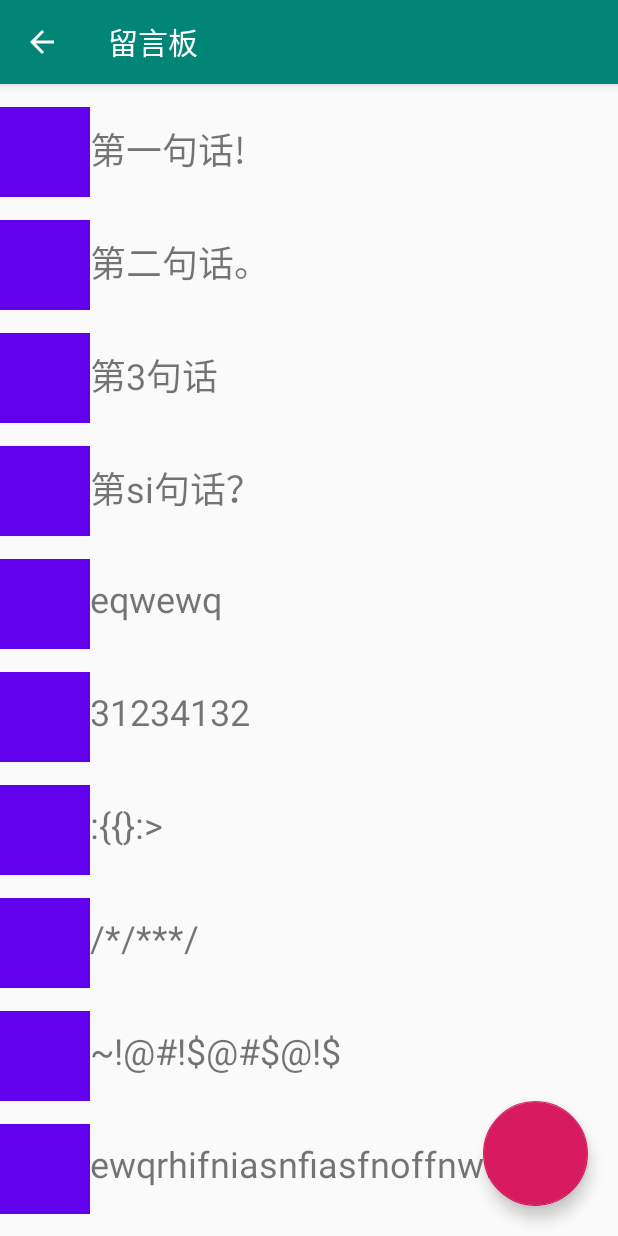
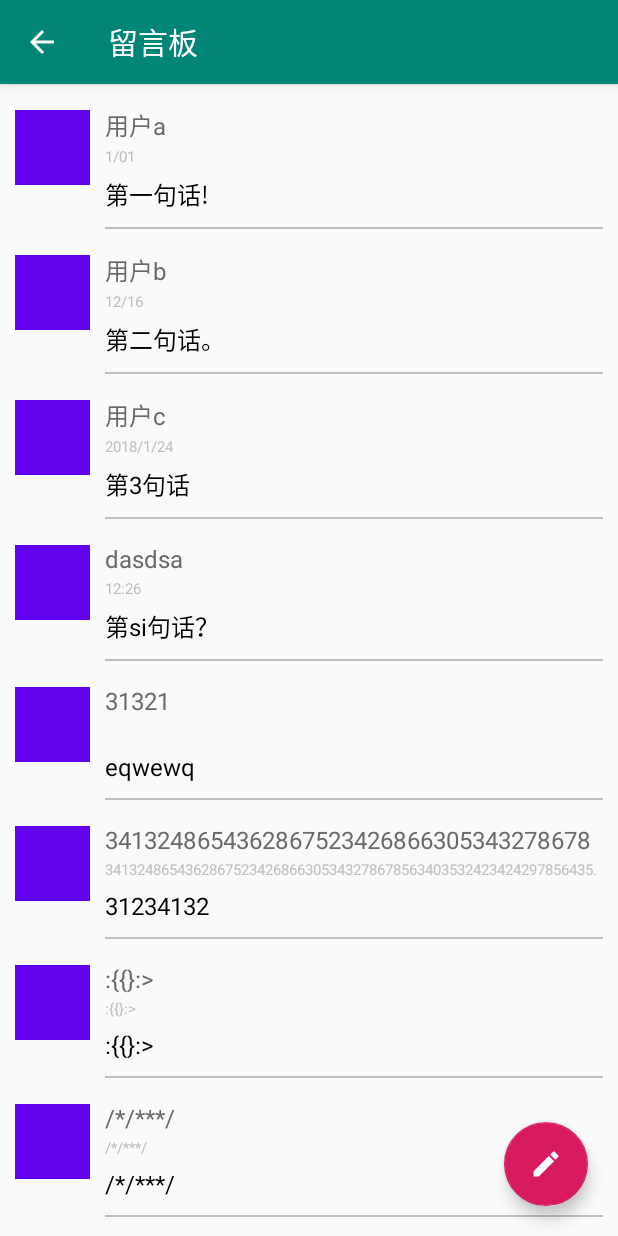
Before and after one commit to Boolleanl/Fun2048, an Android app: the MessageActivity screen opened directly, with no data from a screen before it, on a phone screen of 412 x 824 dp. Run offline under Robolectric (Android 15) with nearby library versions, the phone set to English and light mode, and no system bars; our stand-ins replace ButterKnife.

Commit message:
加入排行榜界面及代码

```diff
--- a/app/src/main/AndroidManifest.xml
+++ b/app/src/main/AndroidManifest.xml
@@ -35,6 +35,10 @@
             android:name=".MessageActivity"
             android:label="留言板"
             android:parentActivityName=".MainActivity"></activity>
+        <activity
+            android:name=".RankActivity"
+            android:label="排行榜"
+            android:parentActivityName=".MainActivity"></activity>
     </application>
 
 </manifest>
--- a/app/src/main/java/com/boollean/fun2048/MainActivity.java
+++ b/app/src/main/java/com/boollean/fun2048/MainActivity.java
@@ -282,8 +282,9 @@ public class MainActivity extends AppCompatActivity
         } else if (id == R.id.nav_message) {
             Intent intent = MessageActivity.newIntent(this);
             startActivity(intent);
-        } else if (id == R.id.nav_slideshow) {
-
+        } else if (id == R.id.nav_rank) {
+            Intent intent = RankActivity.newIntent(this);
+            startActivity(intent);
         } else if (id == R.id.nav_manage) {
 
         } else if (id == R.id.nav_share) {
--- a/app/src/main/java/com/boollean/fun2048/MessageActivity.java
+++ b/app/src/main/java/com/boollean/fun2048/MessageActivity.java
@@ -22,8 +22,8 @@ public class MessageActivity extends AppCompatActivity {
     FloatingActionButton floatingActionButton;
 
     public static Intent newIntent(Context context) {
-        Intent i = new Intent(context, MessageActivity.class);
-        return i;
+        Intent intent = new Intent(context, MessageActivity.class);
+        return intent;
     }
 
     @Override
--- a/app/src/main/java/com/boollean/fun2048/MessageAdapter.java
+++ b/app/src/main/java/com/boollean/fun2048/MessageAdapter.java
@@ -1,5 +1,6 @@
 package com.boollean.fun2048;
 
+import android.graphics.Bitmap;
 import android.view.LayoutInflater;
 import android.view.View;
 import android.view.ViewGroup;
@@ -13,9 +14,15 @@ import androidx.recyclerview.widget.RecyclerView;
 
 public class MessageAdapter extends RecyclerView.Adapter<MessageAdapter.ViewHolder> {
 
+    //private ArrayList<Bitmap> mImageList;
+    private ArrayList<String> mNameList;
+    private ArrayList<String> mDateList;
     private ArrayList<String> mMessageList;
 
-    public MessageAdapter(ArrayList<String> messageList) {
+
+    public MessageAdapter(ArrayList<String> nameList,ArrayList<String> dateList,ArrayList<String> messageList) {
+        mNameList = nameList;
+        mDateList = dateList;
         mMessageList = messageList;
     }
 
@@ -28,23 +35,33 @@ public class MessageAdapter extends RecyclerView.Adapter<MessageAdapter.ViewHold
 
     @Override
     public void onBindViewHolder(@NonNull ViewHolder holder, int position) {
-        String s = mMessageList.get(position);
-        holder.textView.setText(s);
+        String name = mNameList.get(position);
+        String date = mDateList.get(position);
+        String message = mMessageList.get(position);
+        holder.nameTextView.setText(name);
+        holder.dateTextView.setText(date);
+        holder.messageTextView.setText(message);
     }
 
     @Override
     public int getItemCount() {
-        return mMessageList.size();
+        return mNameList.size();
     }
 
     public class ViewHolder extends RecyclerView.ViewHolder {
         ImageView imageView;
-        TextView textView;
+        TextView nameTextView;
+        TextView dateTextView;
+        TextView messageTextView;
+        View view;
 
         public ViewHolder(@NonNull View itemView) {
             super(itemView);
-            imageView = itemView.findViewById(R.id.message_image_view);
-            textView = itemView.findViewById(R.id.message_text_view);
+            imageView = itemView.findViewById(R.id.message_box_image_view);
+            nameTextView = itemView.findViewById(R.id.message_box_name_text_view);
+            dateTextView = itemView.findViewById(R.id.message_box_date_text_view);
+            messageTextView = itemView.findViewById(R.id.message_box_message_text_view);
+            view = itemView.findViewById(R.id.message_box_bottom_line);
         }
     }
 }
--- a/app/src/main/java/com/boollean/fun2048/MessageFragment.java
+++ b/app/src/main/java/com/boollean/fun2048/MessageFragment.java
@@ -20,6 +20,8 @@ public class MessageFragment extends Fragment {
     RecyclerView recyclerView;
 
     private MessageAdapter adapter;
+    private ArrayList<String> nameList = new ArrayList<>();
+    private ArrayList<String> dateList = new ArrayList<>();
     private ArrayList<String> messageList = new ArrayList<>();
 
     public static MessageFragment newInstance() {
@@ -29,8 +31,11 @@ public class MessageFragment extends Fragment {
     @Override
     public void onCreate(@Nullable Bundle savedInstanceState) {
         super.onCreate(savedInstanceState);
+        initName();
+        initDate();
         initMessage();
     }
+
 
     @Nullable
     @Override
@@ -39,6 +44,61 @@ public class MessageFragment extends Fragment {
         ButterKnife.bind(this, view);
         initView();
         return view;
+    }
+
+    private void initName() {
+        String s1 = "用户a";
+        String s2 = "用户b";
+        String s3 = "用户c";
+        String s4 = "dasdsa";
+        String s5 = "31321";
+        String s6 = "3413248654362867523426866305343278678563403532423424297856435.123.1fasdf";
+        String s7 = ":{{}:>";
+        String s8 = "/*/***/";
+        String s9 = "~!@#!$@#$@!$";
+        String s10 = "ewqrhifniasnfiasfnoffnwf";
+        String s11 = "大家打架啊发你即使对方内外你唯亭i愤怒的随机发你夫妇能否呢如恶化发顺丰能看见你发ODKLSAFWFWEIFNJKASFAWNF";
+        String s12 = "11111111111111111111111111111111111111111111111111111111111111111111111111111111111111111111111111111111111111111111";
+        nameList.add(s1);
+        nameList.add(s2);
+        nameList.add(s3);
+        nameList.add(s4);
+        nameList.add(s5);
+        nameList.add(s6);
+        nameList.add(s7);
+        nameList.add(s8);
+        nameList.add(s9);
+        nameList.add(s10);
+        nameList.add(s11);
+        nameList.add(s12);
+    }
+
+
+    private void initDate() {
+        String s1 = "1/01";
+        String s2 = "12/16";
+        String s3 = "2018/1/24";
+        String s4 = "12:26";
+        String s5 = "";
+        String s6 = "3413248654362867523426866305343278678563403532423424297856435.123.1fasdf";
+        String s7 = ":{{}:>";
+        String s8 = "/*/***/";
+        String s9 = "~!@#!$@#$@!$";
+        String s10 = "ewqrhifniasnfiasfnoffnwf";
+        String s11 = "大家打架啊发你即使对方内外你唯亭i愤怒的随机发你夫妇能否呢如恶化发顺丰能看见你发ODKLSAFWFWEIFNJKASFAWNF";
+        String s12 = "11111111111111111111111111111111111111111111111111111111111111111111111111111111111111111111111111111111111111111111";
+        dateList.add(s1);
+        dateList.add(s2);
+        dateList.add(s3);
+        dateList.add(s4);
+        dateList.add(s5);
+        dateList.add(s6);
+        dateList.add(s7);
+        dateList.add(s8);
+        dateList.add(s9);
+        dateList.add(s10);
+        dateList.add(s11);
+        dateList.add(s12);
     }
 
     private void initMessage() {
@@ -71,7 +131,7 @@ public class MessageFragment extends Fragment {
     private void initView(){
         LinearLayoutManager linearLayoutManager = new LinearLayoutManager(getActivity());
         recyclerView.setLayoutManager(linearLayoutManager);
-        adapter = new MessageAdapter(messageList);
+        adapter = new MessageAdapter(nameList,dateList,messageList);
         recyclerView.setAdapter(adapter);
     }
 }
--- /dev/null
+++ b/app/src/main/res/drawable-anydpi-v24/ic_message_create.xml
@@ -0,0 +1,13 @@
+<vector xmlns:android="http://schemas.android.com/apk/res/android"
+    android:width="24dp"
+    android:height="24dp"
+    android:viewportWidth="26.086956"
+    android:viewportHeight="26.086956"
+    android:tint="#FFFFFF">
+  <group android:translateX="1.0434783"
+      android:translateY="1.0434783">
+      <path
+          android:fillColor="#FF000000"
+          android:pathData="M3,17.25V21h3.75L17.81,9.94l-3.75,-3.75L3,17.25zM20.71,7.04c0.39,-0.39 0.39,-1.02 0,-1.41l-2.34,-2.34c-0.39,-0.39 -1.02,-0.39 -1.41,0l-1.83,1.83 3.75,3.75 1.83,-1.83z"/>
+  </group>
+</vector>
--- a/app/src/main/res/layout/activity_message.xml
+++ b/app/src/main/res/layout/activity_message.xml
@@ -6,10 +6,11 @@
 
     <com.google.android.material.floatingactionbutton.FloatingActionButton
         android:id="@+id/message_floating_action_button"
-        android:layout_width="70dp"
-        android:layout_height="70dp"
+        android:layout_width="wrap_content"
+        android:layout_height="wrap_content"
         android:layout_marginRight="20dp"
         android:layout_marginBottom="20dp"
         android:layout_gravity="right|bottom"
+        android:src="@drawable/ic_message_create"
         />
 </FrameLayout>
--- a/app/src/main/res/layout/message_item.xml
+++ b/app/src/main/res/layout/message_item.xml
@@ -3,19 +3,60 @@
     android:orientation="horizontal"
     android:layout_width="match_parent"
     android:layout_height="wrap_content"
-    android:layout_marginTop="15dp">
+    android:layout_marginTop="15dp"
+    android:layout_marginLeft="10dp"
+    android:layout_marginRight="10dp">
 
     <ImageView
-        android:id="@+id/message_image_view"
-        android:layout_width="60dp"
-        android:layout_height="60dp"
+        android:id="@+id/message_box_image_view"
+        android:layout_width="50dp"
+        android:layout_height="50dp"
+        android:layout_marginTop="2dp"
         android:background="@color/design_default_color_primary"/>
 
-    <TextView
-        android:id="@+id/message_text_view"
+
+    <LinearLayout
         android:layout_width="match_parent"
         android:layout_height="wrap_content"
-        android:layout_marginTop="10dp"
-        android:text="你们好啊！"
-        android:textSize="24sp"/>
+        android:orientation="vertical"
+        android:layout_marginLeft="10dp">
+
+        <TextView
+            android:id="@+id/message_box_name_text_view"
+            android:layout_width="wrap_content"
+            android:layout_height="wrap_content"
+            android:text="用户名"
+            android:textSize="16sp"
+            android:maxLines="1"
+            android:textColor="#696969"/>
+
+        <TextView
+            android:id="@+id/message_box_date_text_view"
+            android:layout_width="match_parent"
+            android:layout_height="wrap_content"
+            android:text="3/08"
+            android:textSize="10sp"
+            android:layout_marginTop="2dp"
+            android:maxLines="1"
+            android:textColor="#BEBEBE"
+            />
+
+        <TextView
+            android:id="@+id/message_box_message_text_view"
+            android:layout_width="match_parent"
+            android:layout_height="wrap_content"
+            android:layout_marginTop="6dp"
+            android:text="你们好啊！"
+            android:textSize="16sp"
+            android:textColor="#000000"/>
+
+        <View
+            android:id="@+id/message_box_bottom_line"
+            android:layout_width="match_parent"
+            android:layout_height="1dp"
+            android:background="#BEBEBE"
+            android:layout_marginTop="10dp"
+            />
+    </LinearLayout>
+
 </LinearLayout>
--- a/app/src/main/res/menu/activity_main_drawer.xml
+++ b/app/src/main/res/menu/activity_main_drawer.xml
@@ -13,9 +13,9 @@
             android:icon="@drawable/ic_menu_gallery"
             android:title="玩家留言板" />
         <item
-            android:id="@+id/nav_slideshow"
+            android:id="@+id/nav_rank"
             android:icon="@drawable/ic_menu_slideshow"
-            android:title="Slideshow" />
+            android:title="排行榜" />
         <item
             android:id="@+id/nav_manage"
             android:icon="@drawable/ic_menu_manage"
```
Also changed, not shown: app/src/main/java/com/boollean/fun2048/MyPagerAdapter.java (added, +40 -0 lines), app/src/main/java/com/boollean/fun2048/RankActivity.java (added, +61 -0 lines), app/src/main/java/com/boollean/fun2048/RankAdapter.java (added, +113 -0 lines), app/src/main/java/com/boollean/fun2048/RankFourFragment.java (added, +76 -0 lines), app/src/main/res/layout/activity_rank.xml (added, +16 -0 lines), app/src/main/res/layout/fragment_rank.xml (added, +19 -0 lines), app/src/main/res/layout/rank_item.xml (added, +46 -0 lines), app/src/main/res/drawable-hdpi/ic_message_create.png (added), app/src/main/res/drawable-mdpi/ic_message_create.png (added), app/src/main/res/drawable-xhdpi/ic_message_create.png (added), app/src/main/res/drawable-xxhdpi/ic_message_create.png (added).
